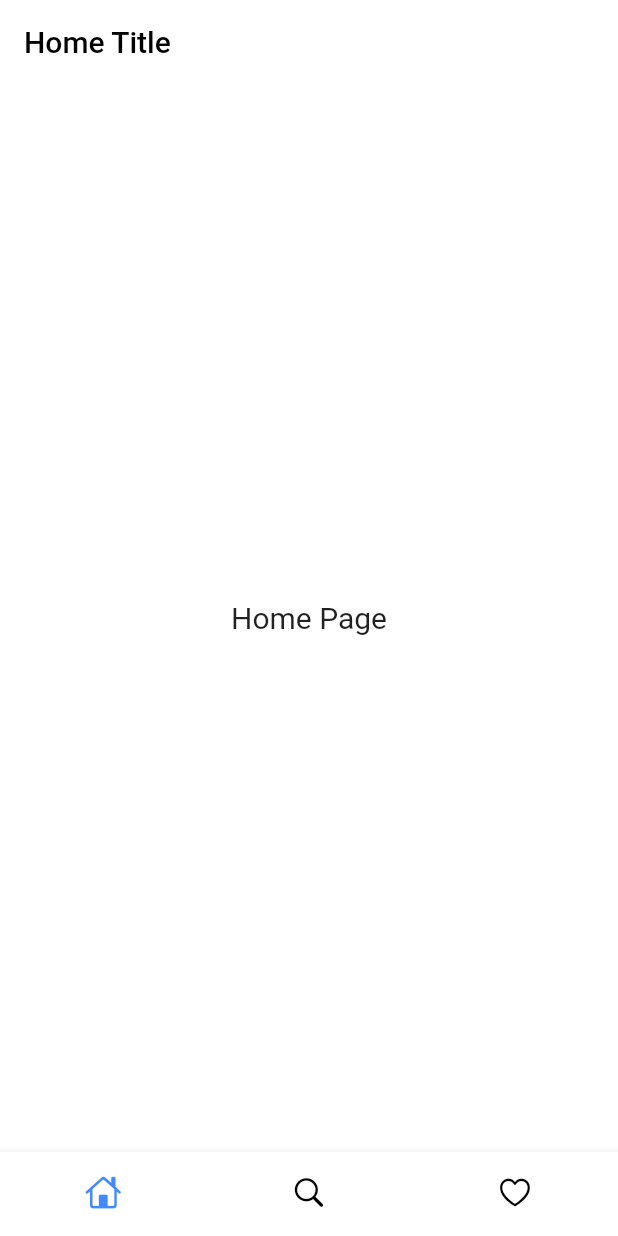
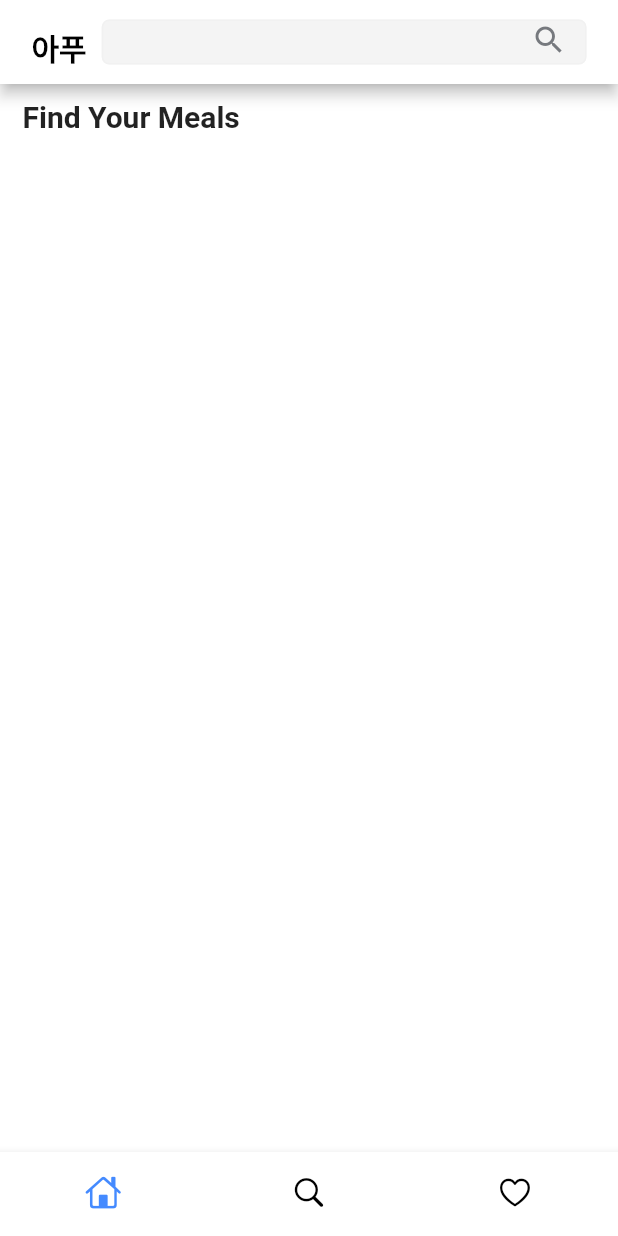
Before and after one commit to pari0130/food_haccp, a Flutter app: the screen it shows after launch, on a phone screen of 412 x 824 dp. Run offline on Flutter 3.47's test engine with Material 2 defaults, Android fonts, the light colour scheme and no system bars; our stand-ins replace flutter_svg, font_awesome_flutter, get; Roboto replaces fonts that are missing (GmarketSansTTFBold).

Commit message:
2023-01-06 home navi test

```diff
--- a/lib/presentatiton/pages/home/home_page.dart
+++ b/lib/presentatiton/pages/home/home_page.dart
@@ -1,6 +1,9 @@
 import 'package:flutter/material.dart';
 import 'package:get/get.dart';
 import 'home_controller.dart';
+import 'package:food_haccp/config/fonts/index.dart';
+import 'package:food_haccp/presentatiton/widgets/index.dart';
+import 'package:food_haccp/config/themes/index.dart';
 
 class HomePage extends GetView<HomeController> {
   const HomePage({super.key});
@@ -9,20 +12,74 @@ class HomePage extends GetView<HomeController> {
   Widget build(BuildContext context) {
     return Scaffold(
       appBar: AppBar(
-        title: Text(
-          controller.title,
-          style: TextStyle(color: Colors.black),
+        backgroundColor: Colors.white,
+        title: Row(
+          mainAxisAlignment: MainAxisAlignment.start,
+          crossAxisAlignment: CrossAxisAlignment.center,
+          children: [
+            Expanded(
+              child: Container(
+                margin: const EdgeInsets.only(left: 5, right: 5),
+                child: Row(
+                  mainAxisSize: MainAxisSize.min,
+                  mainAxisAlignment: MainAxisAlignment.start,
+                  crossAxisAlignment: CrossAxisAlignment.center,
+                  children: [
+                    Container(
+                      margin: const EdgeInsets.only(top: 8),
+                      height: 30,
+                      child: const Text(
+                        "아푸",
+                        style: TextStyle(
+                            color: Colors.black,
+                            fontSize: 20,
+                            fontWeight: FontWeight.w600,
+                            fontFamily: gmarketSansTTFBold),
+                      ),
+                    ),
+                    const SizedBox(
+                      width: 10,
+                    ),
+                    Flexible(
+                      fit: FlexFit.tight,
+                      child: GestureSearchBox(
+                        hint: "",
+                        suffix: Icon(Icons.search, color: darker),
+                        onTap: () {
+                          print("dd");
+                        },
+                      ),
+                    ),
+                  ],
+                ),
+              ),
+            ),
+          ],
         ),
-        elevation: 0,
-        backgroundColor: Colors.white,
       ),
-      body: Container(
-        child: Center(
-          child: Text(
-            "Home Page",
-            style: TextStyle(fontSize: 20),
+      body: getBody(),
+    );
+  }
+
+  getBody() {
+    return SingleChildScrollView(
+      child: Column(
+        crossAxisAlignment: CrossAxisAlignment.center,
+        children: [
+          const SizedBox(
+            height: 10,
           ),
-        ),
+          Container(
+            margin: const EdgeInsets.only(left: 15, right: 15),
+            child: const Text(
+              "Find Your Meals",
+              style: TextStyle(fontSize: 20, fontWeight: FontWeight.bold),
+            ),
+          ),
+          const SizedBox(
+            height: 20,
+          ),
+        ],
       ),
     );
   }
```
Also changed, not shown: lib/bak_main.dart (added, +231 -0 lines).
